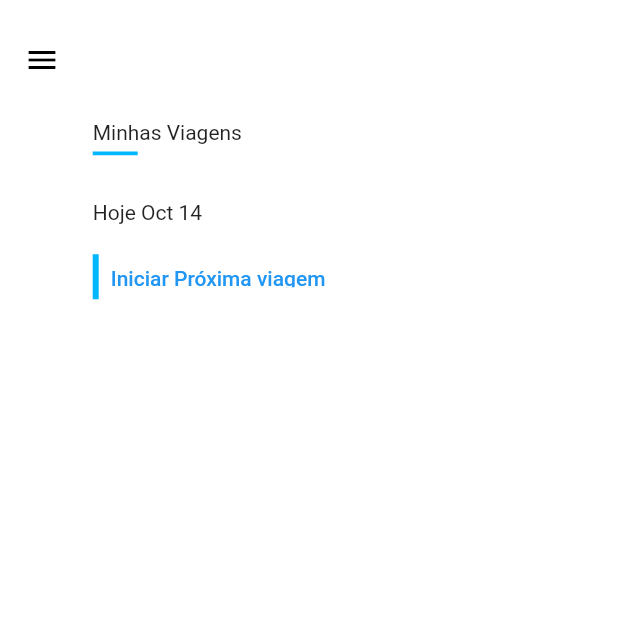
After one commit to davilm/Beco-Driver, a Flutter app: the HomeScreen screen opened directly, on a phone screen of 412 x 824 dp, the top half of it. The commit adds this screen. Run offline on Flutter 3.47's test engine with Material 2 defaults, Android fonts, the phone set to English and light mode, and no system bars; our stand-ins replace cloud_firestore, firebase_auth, firebase_core, google_fonts; accounts and stored records are empty; statements that could not run were skipped.

Commit message:
feat: add HomeScreen

```diff
--- a/lib/core/app_text_styles.dart
+++ b/lib/core/app_text_styles.dart
@@ -68,6 +68,16 @@ class AppTextStyles {
     fontSize: 12,
     fontWeight: FontWeight.w500,
   );
+  static final TextStyle montserrat20BoldDark = GoogleFonts.montserrat(
+    color: Color(0xff15192C),
+    fontSize: 20,
+    fontWeight: FontWeight.w700,
+  );
+  static final TextStyle montserrat20RegularDark = GoogleFonts.montserrat(
+    color: Color(0xff15192C),
+    fontSize: 20,
+    fontWeight: FontWeight.w400,
+  );
   static final TextStyle beVietnam20SemiboldGrey = GoogleFonts.beVietnam(
     color: Color(0xffD0D2DA),
     fontSize: 20,
--- /dev/null
+++ b/lib/views/HomeScreen/HomeScreen.dart
@@ -0,0 +1,71 @@
+import 'package:beco_driver/views/HomeScreen/widgets/DrawerWidget.dart';
+import 'package:flutter/material.dart';
+
+import 'package:beco_driver/core/core.dart';
+
+class HomeScreen extends StatefulWidget {
+  HomeScreen({Key? key}) : super(key: key);
+
+  @override
+  _HomeScreenState createState() => _HomeScreenState();
+}
+
+class _HomeScreenState extends State<HomeScreen> {
+  @override
+  Widget build(BuildContext context) {
+    final double widthMargin = MediaQuery.of(context).size.width / 40;
+
+    return Scaffold(
+      backgroundColor: Colors.white,
+      appBar: AppBar(
+        toolbarHeight: 80,
+        backgroundColor: Colors.transparent,
+        elevation: 0,
+        iconTheme: IconThemeData(
+          color: Colors.black,
+        ),
+      ),
+      drawer: DrawerWidget(),
+      body: SafeArea(
+        child: Container(
+          padding: EdgeInsets.only(left: widthMargin),
+          child: Padding(
+            padding: EdgeInsets.symmetric(horizontal: widthMargin * 5),
+            child: Column(
+              crossAxisAlignment: CrossAxisAlignment.start,
+              children: [
+                Text("Minhas Viagens", style: AppTextStyles.upTitle),
+                SizedBox(height: 5),
+                Container(width: 30, height: 2.5, color: Color(0xff00B7FE)),
+                SizedBox(height: 30),
+                Row(
+                  children: [
+                    Text("Hoje ", style: AppTextStyles.montserrat20BoldDark),
+                    Text("Oct 14",
+                        style: AppTextStyles.montserrat20RegularDark),
+                  ],
+                ),
+                SizedBox(height: 20),
+                Container(
+                  height: 30,
+                  decoration: BoxDecoration(
+                    border: Border(
+                      left: BorderSide(width: 4, color: Color(0xff00B7FE)),
+                    ),
+                  ),
+                  child: TextButton(
+                    onPressed: () => {},
+                    child: Text("Iniciar Próxima viagem",
+                        style: AppTextStyles.montserrat12MediumDark),
+                  ),
+                ),
+                SizedBox(height: 5),
+                SizedBox(height: 30),
+              ],
+            ),
+          ),
+        ),
+      ),
+    );
+  }
+}
```
